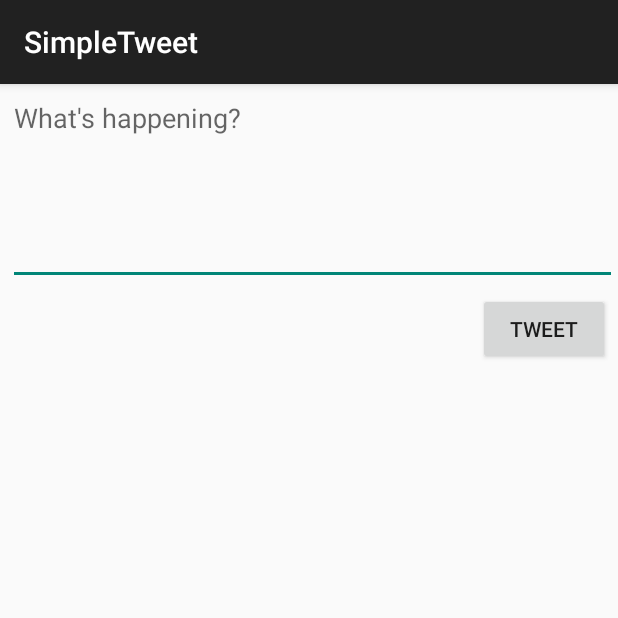
After one commit to Esteb37/Twitter, an Android app: the ComposeActivity screen opened directly, with no data from a screen before it, on a phone screen of 412 x 824 dp, the top half of it. The commit adds this screen. Run offline under Robolectric (Android 15) with nearby library versions, the phone set to English and light mode, and no system bars; our stand-ins replace Room's generated code; libraries missing offline, so code that uses them is left out: com.codepath.asynchttpclient, com.facebook.stetho, org.parceler; 1 statement that could not run was skipped.

Commit message:
Compose tweet

```diff
--- a/app/build.gradle
+++ b/app/build.gradle
@@ -57,4 +57,6 @@ dependencies {
     implementation "androidx.room:room-runtime:$room_version"
     annotationProcessor "androidx.room:room-compiler:$room_version"
     implementation 'com.facebook.stetho:stetho:1.5.1'
+    implementation 'org.parceler:parceler-api:1.1.12'
+    annotationProcessor 'org.parceler:parceler:1.1.12'
 }
--- a/app/src/main/AndroidManifest.xml
+++ b/app/src/main/AndroidManifest.xml
@@ -13,7 +13,8 @@
         android:icon="@drawable/ic_launcher"
         android:label="@string/app_name"
         android:theme="@style/AppTheme">
-        <activity android:name=".TimelineActivity"></activity>
+        <activity android:name=".ComposeActivity"></activity>
+        <activity android:name=".TimelineActivity" />
         <activity
             android:name=".LoginActivity"
             android:label="@string/app_name"
--- /dev/null
+++ b/app/src/main/java/com/codepath/apps/restclienttemplate/ComposeActivity.java
@@ -0,0 +1,80 @@
+package com.codepath.apps.restclienttemplate;
+
+import androidx.appcompat.app.AppCompatActivity;
+
+import android.content.Intent;
+import android.os.Bundle;
+import android.os.Parcelable;
+import android.text.Editable;
+import android.util.Log;
+import android.view.View;
+import android.widget.Toast;
+
+import com.codepath.apps.restclienttemplate.databinding.ActivityComposeBinding;
+import com.codepath.apps.restclienttemplate.databinding.ActivityTimelineBinding;
+import com.codepath.apps.restclienttemplate.models.Tweet;
+import com.codepath.asynchttpclient.callback.JsonHttpResponseHandler;
+
+import org.json.JSONException;
+import org.parceler.Parcels;
+
+import okhttp3.Headers;
+
+public class ComposeActivity extends AppCompatActivity {
+
+    ActivityComposeBinding app;
+    TwitterClient client;
+    public static final String TAG ="ComposeActivity";
+    public static final int MAX_TWEET_LENGTH = 140;
+
+    @Override
+    protected void onCreate(Bundle savedInstanceState) {
+        super.onCreate(savedInstanceState);
+        setContentView(R.layout.activity_compose);
+
+        app = ActivityComposeBinding.inflate(getLayoutInflater());
+        View view = app.getRoot();
+        setContentView(view);
+
+        client = TwitterApp.getRestClient(this);
+
+        app.btnTweet.setOnClickListener(new View.OnClickListener() {
+            @Override
+            public void onClick(View v) {
+                String tweetContent = app.etCompose.getText().toString();
+                if(tweetContent.isEmpty()){
+                    Toast.makeText(ComposeActivity.this, "Tweet cannot be empty.", Toast.LENGTH_SHORT).show();
+                }
+                if(tweetContent.length()>MAX_TWEET_LENGTH){
+                    Toast.makeText(ComposeActivity.this, "Tweet is too long.", Toast.LENGTH_LONG).show();
+                }
+                else{
+                    client.publishTweet(tweetContent, new JsonHttpResponseHandler() {
+                        @Override
+                        public void onSuccess(int statusCode, Headers headers, JSON json) {
+                            Log.d(TAG,"onSuccess");
+                            try {
+                                Tweet tweet = Tweet.fromJson(json.jsonObject);
+                                Log.d(TAG,"Published tweet says "+tweet.body);
+                                Intent i = new Intent();
+                                i.putExtra("tweet", Parcels.wrap(tweet));
+                                setResult(RESULT_OK,i);
+                                finish();
+                            } catch (JSONException e) {
+                                e.printStackTrace();
+                            }
+                        }
+
+                        @Override
+                        public void onFailure(int statusCode, Headers headers, String response, Throwable throwable) {
+                            Log.d(TAG,"onFailure");
+                        }
+                    });
+                }
+
+
+            }
+        });
+
+    }
+}
--- a/app/src/main/java/com/codepath/apps/restclienttemplate/models/Tweet.java
+++ b/app/src/main/java/com/codepath/apps/restclienttemplate/models/Tweet.java
@@ -7,6 +7,7 @@ import android.util.Log;
 import org.json.JSONArray;
 import org.json.JSONException;
 import org.json.JSONObject;
+import org.parceler.Parcel;
 
 import java.text.ParseException;
 import java.text.SimpleDateFormat;
@@ -14,12 +15,15 @@ import java.util.ArrayList;
 import java.util.List;
 import java.util.Locale;
 
+@Parcel
 public class Tweet {
 
     private static final String TAG = "Tweet" ;
     public String body;
     public String createdAt;
     public User user;
+
+    public Tweet(){}
     public static Tweet fromJson(JSONObject jsonObject) throws JSONException {
         Tweet tweet = new Tweet();
         tweet.body = jsonObject.getString("text");
--- a/app/src/main/java/com/codepath/apps/restclienttemplate/models/User.java
+++ b/app/src/main/java/com/codepath/apps/restclienttemplate/models/User.java
@@ -2,13 +2,15 @@ package com.codepath.apps.restclienttemplate.models;
 
 import org.json.JSONException;
 import org.json.JSONObject;
+import org.parceler.Parcel;
 
+@Parcel
 public class User {
 
     public String name;
     public String screenName; //handle
     public String profileImageUrl;
-
+    User(){};
     public static User fromJson(JSONObject jsonObject) throws JSONException {
         User user = new User();
         user.name = jsonObject.getString("name");
--- /dev/null
+++ b/app/src/main/res/layout/activity_compose.xml
@@ -0,0 +1,32 @@
+<?xml version="1.0" encoding="utf-8"?>
+<RelativeLayout xmlns:android="http://schemas.android.com/apk/res/android"
+    xmlns:tools="http://schemas.android.com/tools"
+    android:layout_width="match_parent"
+    android:layout_height="match_parent"
+    tools:context=".ComposeActivity">
+
+    <EditText
+        android:id="@+id/etCompose"
+        android:layout_width="406dp"
+        android:layout_height="134dp"
+        android:layout_alignParentStart="true"
+        android:layout_alignParentTop="true"
+        android:layout_marginStart="5dp"
+        android:layout_marginTop="0dp"
+        android:ems="10"
+        android:gravity="start|top"
+        android:hint="@string/what_s_happening"
+        android:inputType="textMultiLine"
+        android:minLines="5"
+        android:autofillHints="" />
+
+    <Button
+        android:id="@+id/btnTweet"
+        android:layout_width="wrap_content"
+        android:layout_height="wrap_content"
+        android:layout_below="@+id/etCompose"
+        android:layout_alignParentEnd="true"
+        android:layout_marginTop="5dp"
+        android:layout_marginEnd="5dp"
+        android:text="@string/tweet" />
+</RelativeLayout>
--- a/app/src/main/res/values/strings.xml
+++ b/app/src/main/res/values/strings.xml
@@ -6,5 +6,8 @@
     <string name="intent_scheme">oauth</string>
     <string name="intent_host">cprest</string>
     <string name="profile_image">Profile Image</string>
+    <string name="what_s_happening">What\'s happening?</string>
+    <string name="button">Button</string>
+    <string name="tweet">Tweet</string>
 
 </resources>
```
Also changed, not shown: app/src/main/java/com/codepath/apps/restclienttemplate/TimelineActivity.java (+39 -3 lines), app/src/main/java/com/codepath/apps/restclienttemplate/TwitterClient.java (+8 -0 lines), app/src/main/res/menu/menu_main.xml (added, +10 -0 lines).
